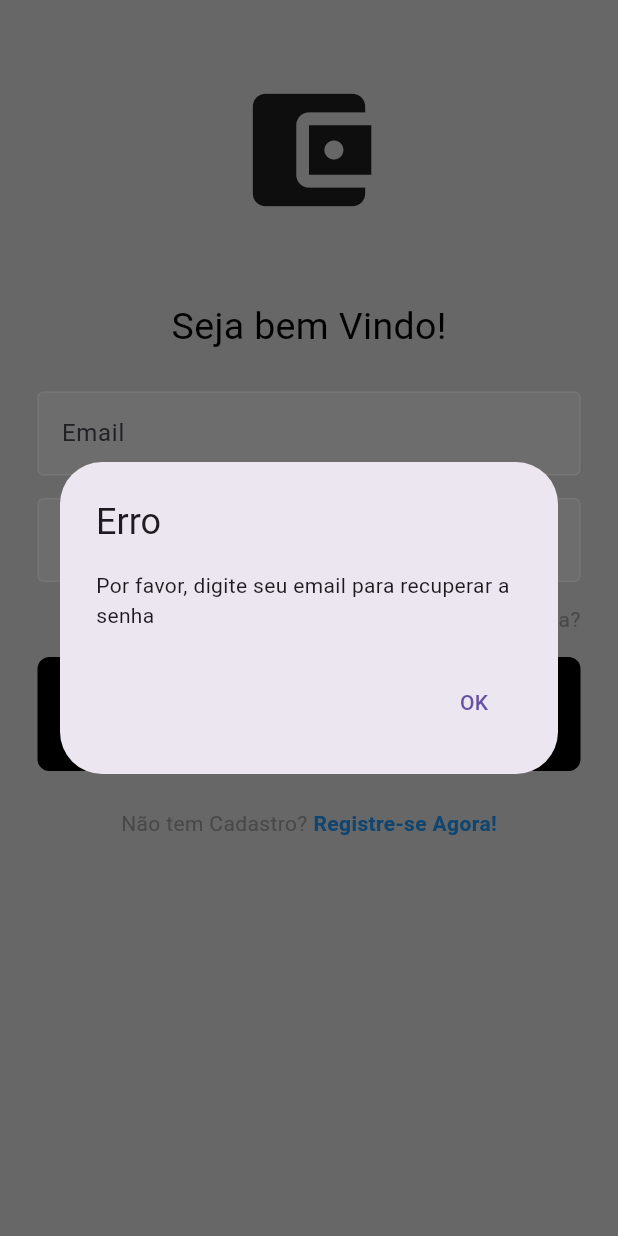
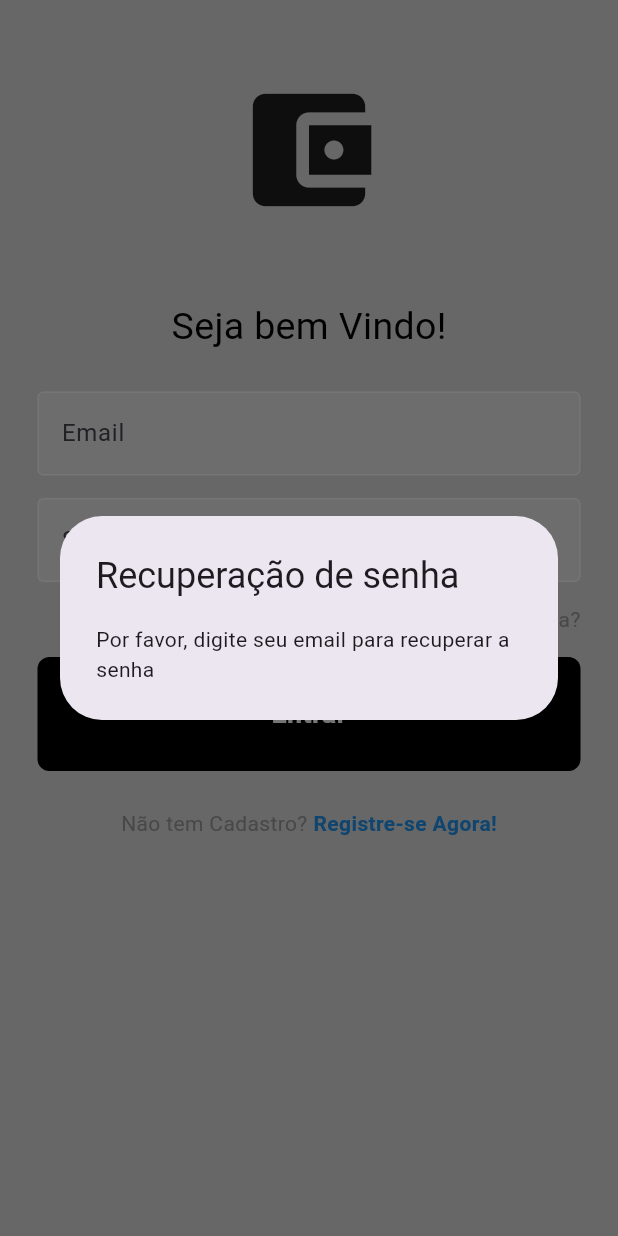
Before and after one commit to CarboniArt/Trabalho3Flutter, a Flutter app: the screen it shows after launch, after a tap on "Esqueceu a senha?", on a phone screen of 412 x 824 dp. Run offline on Flutter 3.47's test engine with Material 3 defaults, Android fonts, the light colour scheme and no system bars; our stand-ins replace cloud_firestore, dio, firebase_auth, firebase_core, image_picker; accounts and stored records are empty.

Commit message:
rec senha

```diff
--- a/lib/view/login_page.dart
+++ b/lib/view/login_page.dart
@@ -101,16 +101,38 @@ class _LoginPageState extends State<LoginPage> {
                         onTap: () async {
                           final email = userNameController.text.trim();
                           if (email.isEmpty) {
-                            _showErrorDialog(
-                              'Por favor, digite seu email para recuperar a senha',
+                            showDialog(
+                              context: context,
+                              builder: (context) {
+                                return const AlertDialog(
+                                  title: Text("Recuperação de senha"),
+                                  content: Text(
+                                    "Por favor, digite seu email para recuperar a senha",
+                                  ),
+                                );
+                              },
                             );
                             return;
                           }
                           try {
                             await _authService.sendPasswordResetEmail(email);
                             if (!mounted) return;
-                            _showErrorDialog(
-                              'Email de recuperação enviado! Verifique sua caixa de entrada.',
+                            showDialog(
+                              context: context,
+                              builder: (context) {
+                                return AlertDialog(
+                                  title: const Text("Recuperação de senha"),
+                                  content: const Text(
+                                    "Email de recuperação enviado! Verifique sua caixa de entrada.",
+                                  ),
+                                  actions: [
+                                    TextButton(
+                                      onPressed: () => Navigator.pop(context),
+                                      child: const Text("OK"),
+                                    ),
+                                  ],
+                                );
+                              },
                             );
                           } catch (e) {
                             if (!mounted) return;
```
